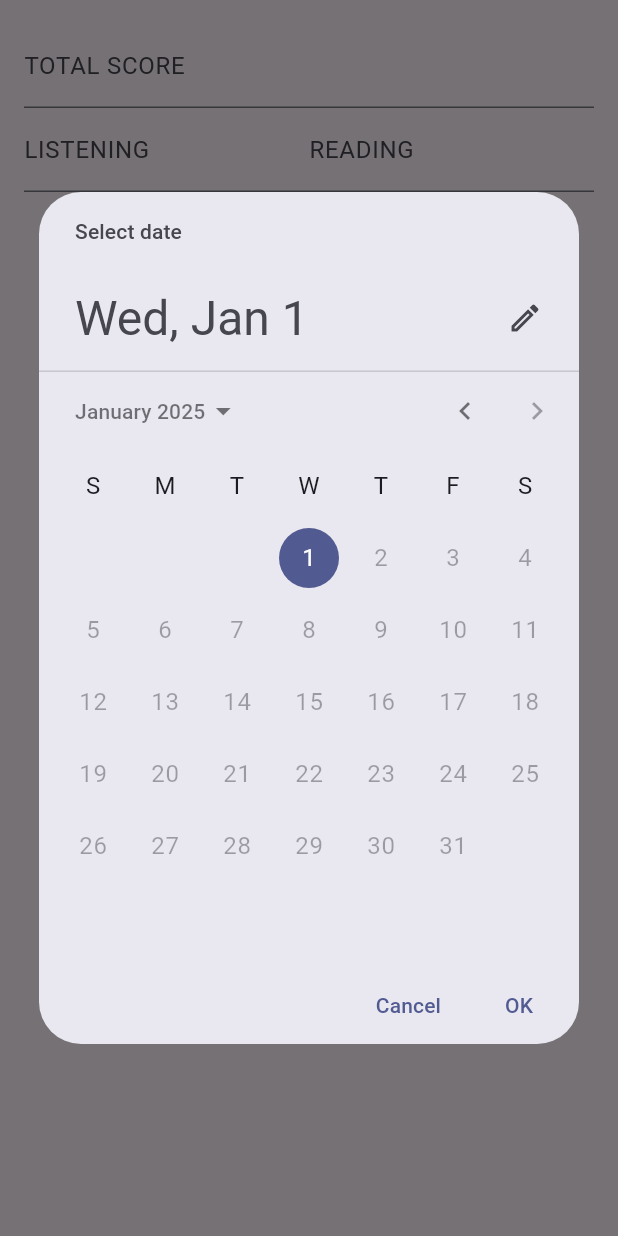
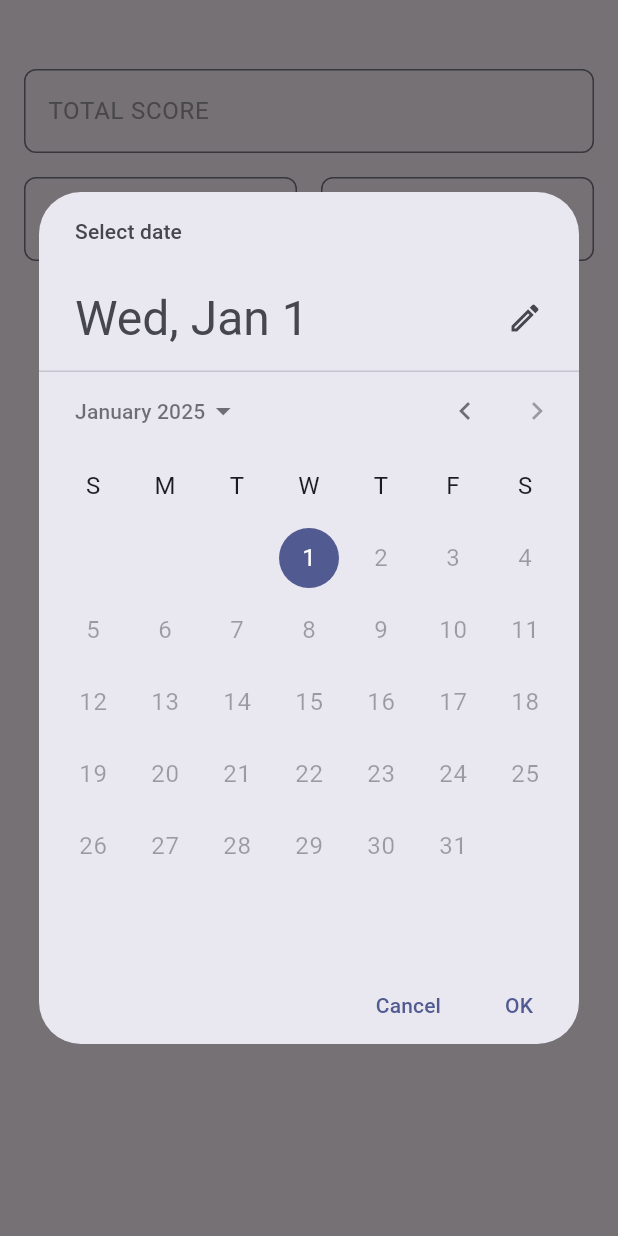
Before and after one commit to akotetsu/toeic_score, a Flutter app: the NewToeicResult widget shown alone on an empty page, opened directly with empty values, after a tap on the "calendar month" icon, on a phone screen of 412 x 824 dp. Run offline on Flutter 3.47's test engine with Material 3 defaults, Android fonts, the phone set to English and light mode, and no system bars.

Commit message:
アップデートしました。
バリデート、UI/UXを変更

```diff
--- a/lib/models/toeic_result.dart
+++ b/lib/models/toeic_result.dart
@@ -14,9 +14,9 @@ class ToeicResult {
   }) : id = uuid.v4();
 
   final String id;
-  final String total;
-  final String reading;
-  final String listening;
+  final int total;
+  final int reading;
+  final int listening;
   final DateTime date;
   //後にスコアの取り扱いで型が原因で地獄みるかも
 
--- a/lib/widgets/new_toeic_result.dart
+++ b/lib/widgets/new_toeic_result.dart
@@ -4,6 +4,7 @@ import 'package:toeic_score/models/toeic_result.dart';
 class NewToeicResult extends StatefulWidget {
   const NewToeicResult({super.key, required this.onAddToeicResult});
 
+  // スコアを追加するためのコールバック関数
   final void Function(ToeicResult toeic_result) onAddToeicResult;
 
   @override
@@ -11,162 +12,212 @@ class NewToeicResult extends StatefulWidget {
 }
 
 class _NewToeicResultState extends State<NewToeicResult> {
-  final _enteredTotalScore = TextEditingController(); //自分の予想だとデータ型が理由でエラーが起こるかも
-  final _enteredListeningScore = TextEditingController();
-  final _enteredReadingScore = TextEditingController();
-  DateTime? _selectedData;
+  // 入力フィールド用のコントローラーを定義
+  final _totalScoreController = TextEditingController();
+  final _listeningScoreController = TextEditingController();
+  final _readingScoreController = TextEditingController();
 
+  // 日付選択用の変数
+  DateTime? _selectedDate;
+
+  // 各フィールドのエラー状態を保持
+  String? _totalError;
+  String? _listeningError;
+  String? _readingError;
+
+  // 日付ピッカーを表示するメソッド
   void _presentDatePicker() async {
     final now = DateTime.now();
-    final firstDate = DateTime(now.year - 2, now.month, now.day);
+    final firstDate = DateTime(now.year - 2, now.month, now.day); // 2年前から選択可能
     final pickedDate = await showDatePicker(
       context: context,
       initialDate: now,
       firstDate: firstDate,
       lastDate: now,
-      //locale: const Locale('ja'), // 追加、日本語のロケールを設定
     );
     setState(() {
-      _selectedData = pickedDate;
+      _selectedDate = pickedDate; // 選択した日付を状態に保存
     });
   }
 
-  void _showValidationError(String message) {
-    showDialog(
-      context: context,
-      builder: (ctx) => AlertDialog(
-        title: const Text('入力エラー'),
-        content: Text(message),
-        actions: [
-          TextButton(
-            onPressed: () {
-              Navigator.of(ctx).pop();
-            },
-            child: const Text('戻る'),
-          ),
-        ],
+  // 入力バリデーションを行うメソッド
+  void _validateInputs() {
+    setState(() {
+      // 各入力値を数値に変換し、範囲チェックを行う
+      final totalScore = int.tryParse(_totalScoreController.text);
+      final listeningScore = int.tryParse(_listeningScoreController.text);
+      final readingScore = int.tryParse(_readingScoreController.text);
+
+      // TOTAL SCOREのバリデーション
+      _totalError = (totalScore == null || totalScore < 10 || totalScore > 990)
+          ? '10〜990の間で入力してください。'
+          : null;
+
+      // LISTENING SCOREのバリデーション
+      _listeningError = (listeningScore == null || listeningScore < 5 || listeningScore > 495)
+          ? '5〜495の間で入力してください。'
+          : null;
+
+      // READING SCOREのバリデーション
+      _readingError = (readingScore == null || readingScore < 5 || readingScore > 495)
+          ? '5〜495の間で入力してください。'
+          : null;
+    });
+  }
+
+  // 入力データを保存するメソッド
+  void _submitToeicScoreData() {
+    _validateInputs(); // 入力値をチェック
+    if (_totalError == null &&
+        _listeningError == null &&
+        _readingError == null &&
+        _selectedDate != null) {
+      widget.onAddToeicResult(
+        ToeicResult(
+          total: int.parse(_totalScoreController.text),
+          listening: int.parse(_listeningScoreController.text),
+          reading: int.parse(_readingScoreController.text),
+          date: _selectedDate!,
         ),
       );
+      Navigator.pop(context); // モーダルを閉じる
     }
-
-  void _submitToeicScoreDate() {
-    final enteredTotalScore = int.tryParse(_enteredTotalScore.text);
-    final enteredListeningScore = int.tryParse(_enteredListeningScore.text);
-    final enteredReadingScore = int.tryParse(_enteredReadingScore.text);
-
-    if (enteredTotalScore == null ||
-        enteredTotalScore < 10 || enteredTotalScore > 990) {
-      _showValidationError('TOTAL SCOREは10〜990の間で入力してください。');
-      return;
   }
-
-    if (enteredListeningScore == null ||
-        enteredListeningScore < 5 || enteredListeningScore > 495) {
-      _showValidationError('LISTENINGは5〜495の間で入力してください。');
-      return;
-    }
-
-    if (enteredReadingScore == null ||
-        enteredReadingScore < 5 || enteredReadingScore > 495) {
-      _showValidationError('READINGは5〜495の間で入力してください。');
-      return;
-    }
-
-    if (_selectedData == null) {
-      _showValidationError('受験日を選択してください。');
-      return;
-    }
-
-    widget.onAddToeicResult(
-      ToeicResult(
-          total: enteredTotalScore.toString(),
-          reading: enteredReadingScore.toString(),
-          listening: enteredListeningScore.toString(),
-          date: _selectedData!
-      ),
-    );
-    Navigator.pop(context);
-  }
-
 
   @override
   void dispose() {
-    _enteredTotalScore.dispose();
-    _enteredListeningScore.dispose();
-    _enteredReadingScore.dispose();
+    // 使用後にコントローラーを破棄
+    _totalScoreController.dispose();
+    _listeningScoreController.dispose();
+    _readingScoreController.dispose();
     super.dispose();
   }
 
-
   @override
   Widget build(BuildContext context) {
-    return Padding(
-      padding: const EdgeInsets.all(16),
+    // ダークモードかどうかを判定
+    final isDarkMode = Theme.of(context).brightness == Brightness.dark;
+
+    return SingleChildScrollView( // 入力画面をスクロール可能に
+      child: Padding(
+        padding: EdgeInsets.only(
+          top: 16,
+          left: 16,
+          right: 16,
+          bottom: MediaQuery.of(context).viewInsets.bottom + 16, // キーボードの高さを考慮
+        ),
         child: Column(
           children: [
+            const SizedBox(height: 30), // 上部に余白
             TextField(
-            keyboardType: TextInputType.number,
-            controller: _enteredTotalScore,
-            decoration: const InputDecoration(
-              label: Text('TOTAL SCORE'),
+              keyboardType: TextInputType.number, // 数値入力を指定
+              controller: _totalScoreController,
+              decoration: InputDecoration(
+                label: const Text('TOTAL SCORE'),
+                labelStyle: TextStyle(
+                  color: isDarkMode ? Colors.white70 : Colors.grey, // ダークモード対応
                 ),
+                border: OutlineInputBorder(
+                  borderRadius: BorderRadius.circular(8),
                 ),
-          const SizedBox(width: 16,),
+                errorText: _totalError, // エラー時のメッセージ表示
+              ),
+              style: TextStyle(
+                color: isDarkMode ? Colors.white : Colors.black, // 入力文字の色
+              ),
+              onChanged: (_) => _validateInputs(),
+            ),
+            const SizedBox(height: 16), // 下部に余白
             Row(
               children: [
                 Expanded(
                   child: TextField(
                     keyboardType: TextInputType.number,
-                  controller: _enteredListeningScore,
-                  decoration: const InputDecoration(
-                    label: Text('LISTENING'),
+                    controller: _listeningScoreController,
+                    decoration: InputDecoration(
+                      label: const Text('LISTENING'),
+                      labelStyle: TextStyle(
+                        color: isDarkMode ? Colors.white70 : Colors.grey,
+                      ),
+                      border: OutlineInputBorder(
+                        borderRadius: BorderRadius.circular(8),
+                      ),
+                      errorText: _listeningError,
+                    ),
+                    style: TextStyle(
+                      color: isDarkMode ? Colors.white : Colors.black,
+                    ),
+                    onChanged: (_) => _validateInputs(),
                   ),
                 ),
-              ),
+                const SizedBox(width: 16), // 左右のフィールド間に余白
                 Expanded(
                   child: TextField(
                     keyboardType: TextInputType.number,
-                  controller: _enteredReadingScore,
-                  decoration: const InputDecoration(
-                    label: Text('READING'),
+                    controller: _readingScoreController,
+                    decoration: InputDecoration(
+                      label: const Text('READING'),
+                      labelStyle: TextStyle(
+                        color: isDarkMode ? Colors.white70 : Colors.grey,
                       ),
+                      border: OutlineInputBorder(
+                        borderRadius: BorderRadius.circular(8),
+                      ),
+                      errorText: _readingError,
+                    ),
+                    style: TextStyle(
+                      color: isDarkMode ? Colors.white : Colors.black,
+                    ),
+                    onChanged: (_) => _validateInputs(),
                   ),
                 ),
               ],
             ),
+            const SizedBox(height: 16),
             Row(
               mainAxisAlignment: MainAxisAlignment.center,
               children: [
                 Text(
-                _selectedData == null
+                  _selectedDate == null
                       ? '受験日が選択されていません'
-                    : formatter.format(_selectedData!),
+                      : formatter.format(_selectedDate!), // 選択日付を表示
+                  style: TextStyle(
+                    color: isDarkMode ? Colors.white70 : Colors.black54,
+                  ),
                 ),
                 IconButton(
                   onPressed: _presentDatePicker,
-                icon: const Icon(
+                  icon: Icon(
                     Icons.calendar_month,
+                    color: isDarkMode ? Colors.white70 : Colors.black54,
                   ),
                 ),
               ],
             ),
+            const SizedBox(height: 16),
             Row(
-            mainAxisAlignment: MainAxisAlignment.center,//追加
+              mainAxisAlignment: MainAxisAlignment.center,
               children: [
                 TextButton(
                   onPressed: () {
-                  Navigator.pop(context);
+                    Navigator.pop(context); // モーダルを閉じる
                   },
-                child: const Text('戻る'),
+                  child: Text(
+                    '戻る',
+                    style: TextStyle(
+                      color: isDarkMode ? Colors.white70 : Theme.of(context).primaryColor,
+                    ),
+                  ),
                 ),
                 ElevatedButton(
-                  onPressed: _submitToeicScoreDate,
-                  child: const Text('試験結果を保存'))
-            ],
-          )
+                  onPressed: _submitToeicScoreData, // 入力内容を保存
+                  child: const Text('試験結果を保存'),
+                ),
               ],
             ),
-
+          ],
+        ),
+      ),
     );
   }
 }
```
Also changed, not shown: lib/main.dart (+22 -10 lines), lib/widgets/toeic_results.dart (+17 -10 lines), lib/widgets/toeic_results_list/toeic_result_item.dart (+57 -30 lines), lib/widgets/toeic_results_list/toeic_result_list.dart (line endings or trailing spaces). Lines whose indentation alone changed are shown as unchanged.
